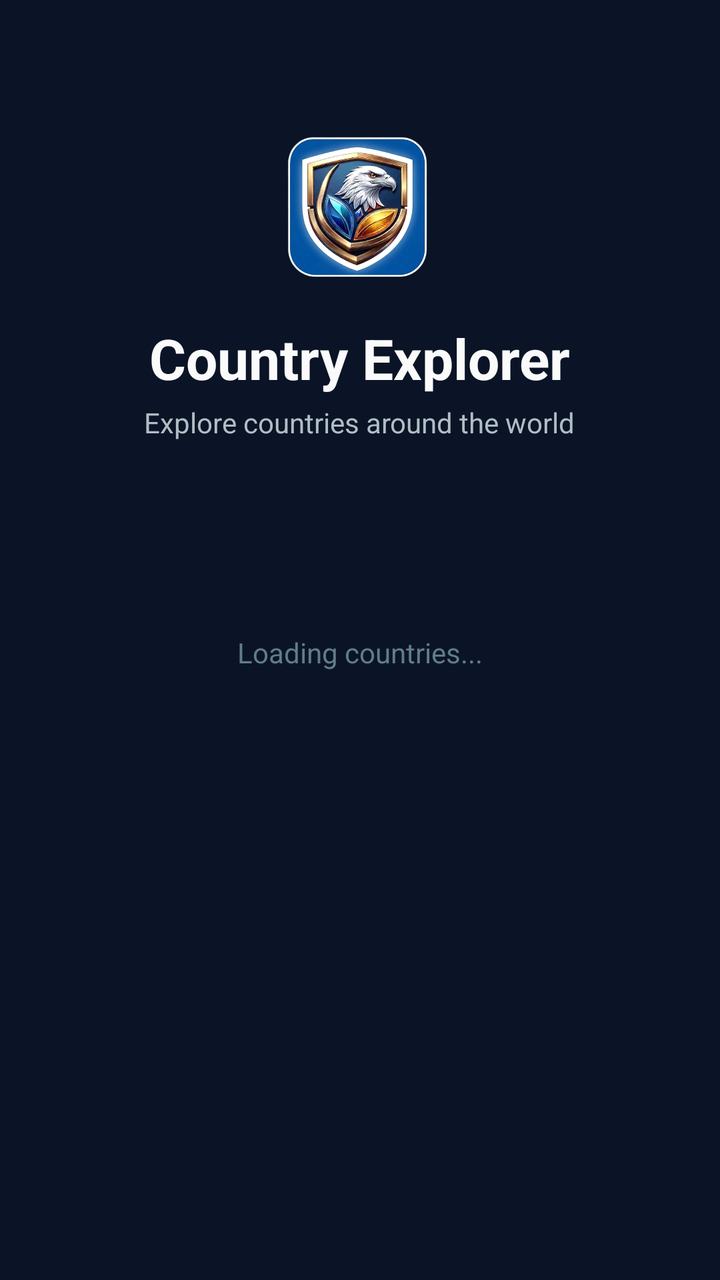
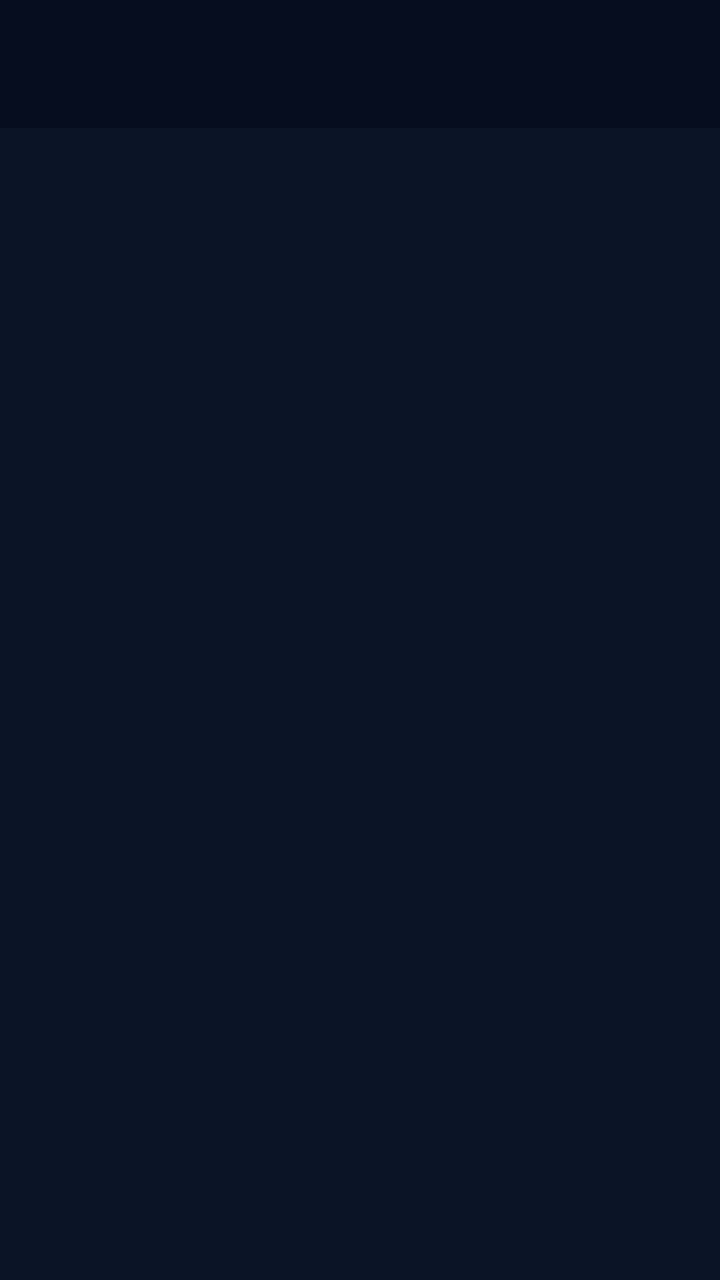

Compare the two renders of this Android layout. The source of the first and the diff that turns it into the second are given below.
<!-- AndroidManifest.xml: application theme Theme.Countries -->
<!-- res/layout/activity_main.xml -->
<?xml version="1.0" encoding="utf-8"?>
<ScrollView xmlns:android="http://schemas.android.com/apk/res/android"
    xmlns:app="http://schemas.android.com/apk/res-auto"
    xmlns:tools="http://schemas.android.com/tools"
    android:id="@+id/main"
    android:layout_width="match_parent"
    android:layout_height="match_parent"
    android:background="@color/primary_dark_navy"
    android:fillViewport="true"
    android:overScrollMode="never"
    tools:context=".MainActivity">

    <LinearLayout
        android:layout_width="match_parent"
        android:layout_height="wrap_content"
        android:orientation="vertical"
        android:paddingHorizontal="16dp">

        
        <LinearLayout
            android:id="@+id/loadingContainer"
            android:layout_width="match_parent"
            android:layout_height="wrap_content"
            android:gravity="center"
            android:minHeight="400dp"
            android:orientation="vertical"
            android:visibility="visible">

            <ImageView
                android:id="@+id/appLogo"
                android:layout_width="80dp"
                android:layout_height="80dp"
                android:layout_marginBottom="16dp"
                android:contentDescription="@string/app_name"
                android:scaleType="fitCenter"
                android:src="@drawable/ic_app_icon" />

            <TextView
                android:id="@+id/appTitle"
                android:layout_width="wrap_content"
                android:layout_height="wrap_content"
                android:layout_marginBottom="4dp"
                android:text="@string/app_name"
                android:textColor="@color/text_white"
                android:textSize="28sp"
                android:textStyle="bold" />

            <TextView
                android:id="@+id/appSubtitle"
                android:layout_width="wrap_content"
                android:layout_height="wrap_content"
                android:layout_marginBottom="32dp"
                android:text="Explore countries around the world"
                android:textColor="@color/text_light_gray"
                android:textSize="14sp" />

            <ProgressBar
                android:id="@+id/progressBar"
                android:layout_width="48dp"
                android:layout_height="48dp"
                android:indeterminateTint="@color/accent_red" />

            <TextView
                android:id="@+id/loadingText"
                android:layout_width="wrap_content"
                android:layout_height="wrap_content"
                android:layout_marginTop="16dp"
                android:text="Loading countries..."
                android:textColor="@color/text_muted"
                android:textSize="14sp" />
        </LinearLayout>

        
        <LinearLayout
            android:id="@+id/errorContainer"
            android:layout_width="match_parent"
            android:layout_height="wrap_content"
            android:gravity="center"
            android:minHeight="400dp"
            android:orientation="vertical"
            android:visibility="gone">

            <ImageView
                android:id="@+id/errorIcon"
                android:layout_width="72dp"
                android:layout_height="72dp"
                android:layout_marginBottom="16dp"
                android:contentDescription="Error"
                android:src="@drawable/ic_error" />

            <TextView
                android:id="@+id/errorText"
                android:layout_width="wrap_content"
                android:layout_height="wrap_content"
                android:layout_marginBottom="24dp"
                android:gravity="center"
                android:text="Something went wrong"
                android:textColor="@color/text_light_gray"
                android:textSize="16sp" />

            <Button
                android:id="@+id/retryButton"
                android:layout_width="wrap_content"
                android:layout_height="48dp"
                android:background="@drawable/bg_retry_button"
                android:paddingHorizontal="32dp"
                android:text="Retry"
                android:textColor="@color/white"
                android:textSize="15sp"
                android:textStyle="bold" />
        </LinearLayout>

        
        <LinearLayout
            android:id="@+id/appHeader"
            android:layout_width="match_parent"
            android:layout_height="wrap_content"
            android:orientation="horizontal"
            android:gravity="center_vertical"
            android:layout_marginTop="16dp"
            android:layout_marginBottom="12dp"
            android:visibility="gone"
            android:paddingTop="8dp">

            <ImageView
                android:layout_width="36dp"
                android:layout_height="36dp"
                android:layout_marginEnd="10dp"
                android:contentDescription="@string/app_name"
                android:scaleType="fitCenter"
                android:src="@drawable/ic_app_icon" />

            <TextView
                android:layout_width="0dp"
                android:layout_height="wrap_content"
                android:layout_weight="1"
                android:text="@string/app_name"
                android:textColor="@color/text_white"
                android:textSize="20sp"
                android:textStyle="bold" />

            <ImageView
                android:id="@+id/refreshButton"
                android:layout_width="40dp"
                android:layout_height="40dp"
                android:layout_marginStart="8dp"
                android:background="?attr/selectableItemBackgroundBorderless"
                android:contentDescription="Refresh"
                android:padding="8dp"
                android:src="@drawable/ic_refresh"
                android:visibility="gone" />
        </LinearLayout>

        
        <LinearLayout
            android:id="@+id/searchContainer"
            android:layout_width="match_parent"
            android:layout_height="wrap_content"
            android:layout_marginBottom="8dp"
            android:orientation="horizontal"
            android:gravity="center_vertical"
            android:visibility="gone">

            <LinearLayout
                android:layout_width="0dp"
                android:layout_height="48dp"
                android:layout_weight="1"
                android:background="@drawable/bg_search"
                android:gravity="center_vertical"
                android:orientation="horizontal"
                android:paddingHorizontal="12dp">

                <ImageView
                    android:layout_width="20dp"
                    android:layout_height="20dp"
                    android:layout_marginEnd="8dp"
                    android:contentDescription="Search"
                    android:src="@drawable/ic_search" />

                <EditText
                    android:id="@+id/searchEditText"
                    android:layout_width="0dp"
                    android:layout_height="match_parent"
                    android:layout_weight="1"
                    android:background="@android:color/transparent"
                    android:hint="Search countries..."
                    android:imeOptions="actionSearch"
                    android:inputType="text"
                    android:maxLines="1"
                    android:textColor="@color/text_white"
                    android:textColorHint="@color/text_muted"
                    android:textSize="15sp" />

                <ImageView
                    android:id="@+id/clearSearchButton"
                    android:layout_width="24dp"
                    android:layout_height="24dp"
                    android:layout_marginStart="4dp"
                    android:background="?attr/selectableItemBackgroundBorderless"
                    android:contentDescription="Clear search"
                    android:padding="2dp"
                    android:src="@drawable/ic_close"
                    android:visibility="gone" />
            </LinearLayout>
        </LinearLayout>

        
        <TextView
            android:id="@+id/countryCountText"
            android:layout_width="wrap_content"
            android:layout_height="wrap_content"
            android:layout_marginBottom="8dp"
            android:layout_marginTop="4dp"
            android:textColor="@color/text_muted"
            android:textSize="12sp"
            android:visibility="gone" />

        
        <androidx.recyclerview.widget.RecyclerView
            android:id="@+id/recyclerView"
            android:layout_width="match_parent"
            android:layout_height="wrap_content"
            android:clipToPadding="false"
            android:nestedScrollingEnabled="false"
            android:overScrollMode="never"
            android:paddingBottom="24dp"
            android:visibility="gone" />

    </LinearLayout>
</ScrollView>
<!-- resources referenced by this layout -->
<resources>
  <color name="accent_red">#FFE63946</color>
  <color name="text_light_gray">#FFB0BEC5</color>
  <color name="text_muted">#FF607D8B</color>
  <color name="text_white">#FFFAFAFA</color>
  <color name="white">#FFFFFFFF</color>
  <!-- drawable bg_retry_button (drawable) -->
  <shape xmlns:android="http://schemas.android.com/apk/res/android"
      android:shape="rectangle">
      <solid android:color="@color/accent_red" />
      <corners android:radius="24dp" />
  </shape>
  <!-- drawable bg_search (drawable) -->
  <shape xmlns:android="http://schemas.android.com/apk/res/android"
      android:shape="rectangle">
      <solid android:color="@color/search_background" />
      <corners android:radius="28dp" />
  </shape>
  <!-- drawable ic_close (drawable) -->
  <vector xmlns:android="http://schemas.android.com/apk/res/android"
      android:width="24dp"
      android:height="24dp"
      android:viewportWidth="24"
      android:viewportHeight="24"
      android:tint="@color/text_light_gray">
      <path
          android:fillColor="#FFFFFFFF"
          android:pathData="M19,6.41L17.59,5 12,10.59 6.41,5 5,6.41 10.59,12 5,17.59 6.41,19 12,13.41 17.59,19 19,17.59 13.41,12z" />
  </vector>
  <!-- drawable ic_error (drawable) -->
  <vector xmlns:android="http://schemas.android.com/apk/res/android"
      android:width="24dp"
      android:height="24dp"
      android:viewportWidth="24"
      android:viewportHeight="24"
      android:tint="@color/text_muted">
      <path
          android:fillColor="#FF607D8B"
          android:pathData="M12,2C6.48,2 2,6.48 2,12s4.48,10 10,10 10,-4.48 10,-10S17.52,2 12,2zM13,17h-2v-2h2v2zM13,13h-2V7h2v6z" />
  </vector>
  <!-- drawable ic_refresh (drawable) -->
  <vector xmlns:android="http://schemas.android.com/apk/res/android"
      android:width="24dp"
      android:height="24dp"
      android:viewportWidth="24"
      android:viewportHeight="24"
      android:tint="@color/text_light_gray">
      <path
          android:fillColor="#FFFFFFFF"
          android:pathData="M17.65,6.35C16.2,4.9 14.21,4 12,4c-4.42,0 -7.99,3.58 -7.99,8s3.57,8 7.99,8c3.73,0 6.84,-2.55 7.73,-6h-2.08c-0.82,2.33 -3.04,4 -5.65,4 -3.31,0 -6,-2.69 -6,-6s2.69,-6 6,-6c1.66,0 3.14,0.69 4.22,1.78L13,11h7V4l-2.35,2.35z" />
  </vector>
  <!-- drawable ic_search (drawable) -->
  <vector xmlns:android="http://schemas.android.com/apk/res/android"
      android:width="24dp"
      android:height="24dp"
      android:viewportWidth="24"
      android:viewportHeight="24"
      android:tint="@color/text_light_gray">
      <path
          android:fillColor="#FFFFFFFF"
          android:pathData="M15.5,14h-0.79l-0.28,-0.27C15.41,12.59 16,11.11 16,9.5 16,5.91 13.09,3 9.5,3S3,5.91 3,9.5 5.91,16 9.5,16c1.61,0 3.09,-0.59 4.23,-1.57l0.27,0.28v0.79l5,4.99L20.49,19l-4.99,-5zM9.5,14C7.01,14 5,11.99 5,9.5S7.01,5 9.5,5 14,7.01 14,9.5 11.99,14 9.5,14z" />
  </vector>
  <string name="app_name">Country Explorer</string>
  <color name="search_background">#FF162544</color>
  <style name="Base.Theme.Countries" parent="Theme.Material3.DayNight.NoActionBar">
          <item name="colorPrimary">@color/accent_red</item>
          <item name="colorPrimaryVariant">@color/accent_red</item>
          <item name="colorSecondary">@color/accent_yellow</item>
          <item name="colorOnPrimary">@color/white</item>
          <item name="colorOnSecondary">@color/primary_dark_navy</item>
          <item name="android:colorBackground">@color/primary_dark_navy</item>
          <item name="colorSurface">@color/secondary_dark_navy</item>
          <item name="colorOnSurface">@color/text_white</item>
          <item name="android:statusBarColor">@color/status_bar_color</item>
          <item name="android:navigationBarColor">@color/primary_dark_navy</item>
          <item name="android:windowBackground">@color/primary_dark_navy</item>
          <item name="android:textColorPrimary">@color/text_white</item>
          <item name="android:textColorSecondary">@color/text_light_gray</item>
      </style>
  <color name="accent_yellow">#FFFFD166</color>
  <color name="status_bar_color">#FF060D1F</color>
  <!-- unchanged entries left out for length: 4 -->
</resources>

<!-- the commit's change to res/layout/activity_main.xml (unified diff, before → after) -->
@@ -1,230 +1,76 @@
 <?xml version="1.0" encoding="utf-8"?>
-<ScrollView xmlns:android="http://schemas.android.com/apk/res/android"
+<androidx.drawerlayout.widget.DrawerLayout xmlns:android="http://schemas.android.com/apk/res/android"
     xmlns:app="http://schemas.android.com/apk/res-auto"
     xmlns:tools="http://schemas.android.com/tools"
-    android:id="@+id/main"
+    android:id="@+id/drawerLayout"
     android:layout_width="match_parent"
     android:layout_height="match_parent"
     android:background="@color/primary_dark_navy"
-    android:fillViewport="true"
-    android:overScrollMode="never"
     tools:context=".MainActivity">
 
     <LinearLayout
         android:layout_width="match_parent"
-        android:layout_height="wrap_content"
-        android:orientation="vertical"
-        android:paddingHorizontal="16dp">
+        android:layout_height="match_parent"
+        android:orientation="vertical">
 
-        
-        <LinearLayout
-            android:id="@+id/loadingContainer"
+        <androidx.appcompat.widget.Toolbar
+            android:id="@+id/toolbar"
             android:layout_width="match_parent"
-            android:layout_height="wrap_content"
-            android:gravity="center"
-            android:minHeight="400dp"
-            android:orientation="vertical"
-            android:visibility="visible">
+            android:layout_height="?attr/actionBarSize"
+            android:background="@color/status_bar_color"
+            android:elevation="4dp"
+            app:titleTextColor="@color/text_white" />
 
-            <ImageView
-                android:id="@+id/appLogo"
-                android:layout_width="80dp"
-                android:layout_height="80dp"
-                android:layout_marginBottom="16dp"
-                android:contentDescription="@string/app_name"
-                android:scaleType="fitCenter"
-                android:src="@drawable/ic_app_icon" />
-
-            <TextView
-                android:id="@+id/appTitle"
-                android:layout_width="wrap_content"
-                android:layout_height="wrap_content"
-                android:layout_marginBottom="4dp"
-                android:text="@string/app_name"
-                android:textColor="@color/text_white"
-                android:textSize="28sp"
-                android:textStyle="bold" />
-
-            <TextView
-                android:id="@+id/appSubtitle"
-                android:layout_width="wrap_content"
-                android:layout_height="wrap_content"
-                android:layout_marginBottom="32dp"
-                android:text="Explore countries around the world"
-                android:textColor="@color/text_light_gray"
-                android:textSize="14sp" />
-
-            <ProgressBar
-                android:id="@+id/progressBar"
-                android:layout_width="48dp"
-                android:layout_height="48dp"
-                android:indeterminateTint="@color/accent_red" />
-
-            <TextView
-                android:id="@+id/loadingText"
-                android:layout_width="wrap_content"
-                android:layout_height="wrap_content"
-                android:layout_marginTop="16dp"
-                android:text="Loading countries..."
-                android:textColor="@color/text_muted"
-                android:textSize="14sp" />
-        </LinearLayout>
-
-        
-        <LinearLayout
-            android:id="@+id/errorContainer"
+        <FrameLayout
+            android:id="@+id/fragmentContainer"
             android:layout_width="match_parent"
-            android:layout_height="wrap_content"
-            android:gravity="center"
-            android:minHeight="400dp"
-            android:orientation="vertical"
-            android:visibility="gone">
-
-            <ImageView
-                android:id="@+id/errorIcon"
-                android:layout_width="72dp"
-                android:layout_height="72dp"
-                android:layout_marginBottom="16dp"
-                android:contentDescription="Error"
-                android:src="@drawable/ic_error" />
-
-            <TextView
-                android:id="@+id/errorText"
-                android:layout_width="wrap_content"
-                android:layout_height="wrap_content"
-                android:layout_marginBottom="24dp"
-                android:gravity="center"
-                android:text="Something went wrong"
-                android:textColor="@color/text_light_gray"
-                android:textSize="16sp" />
-
-            <Button
-                android:id="@+id/retryButton"
-                android:layout_width="wrap_content"
-                android:layout_height="48dp"
-                android:background="@drawable/bg_retry_button"
-                android:paddingHorizontal="32dp"
-                android:text="Retry"
-                android:textColor="@color/white"
-                android:textSize="15sp"
-                android:textStyle="bold" />
-        </LinearLayout>
-
-        
-        <LinearLayout
-            android:id="@+id/appHeader"
-            android:layout_width="match_parent"
-            android:layout_height="wrap_content"
-            android:orientation="horizontal"
-            android:gravity="center_vertical"
-            android:layout_marginTop="16dp"
-            android:layout_marginBottom="12dp"
-            android:visibility="gone"
-            android:paddingTop="8dp">
-
-            <ImageView
-                android:layout_width="36dp"
-                android:layout_height="36dp"
-                android:layout_marginEnd="10dp"
-                android:contentDescription="@string/app_name"
-                android:scaleType="fitCenter"
-                android:src="@drawable/ic_app_icon" />
-
-            <TextView
-                android:layout_width="0dp"
-                android:layout_height="wrap_content"
-                android:layout_weight="1"
-                android:text="@string/app_name"
-                android:textColor="@color/text_white"
-                android:textSize="20sp"
-                android:textStyle="bold" />
-
-            <ImageView
-                android:id="@+id/refreshButton"
-                android:layout_width="40dp"
-                android:layout_height="40dp"
-                android:layout_marginStart="8dp"
-                android:background="?attr/selectableItemBackgroundBorderless"
-                android:contentDescription="Refresh"
-                android:padding="8dp"
-                android:src="@drawable/ic_refresh"
-                android:visibility="gone" />
-        </LinearLayout>
-
-        
-        <LinearLayout
-            android:id="@+id/searchContainer"
-            android:layout_width="match_parent"
-            android:layout_height="wrap_content"
-            android:layout_marginBottom="8dp"
-            android:orientation="horizontal"
-            android:gravity="center_vertical"
-            android:visibility="gone">
-
-            <LinearLayout
-                android:layout_width="0dp"
-                android:layout_height="48dp"
-                android:layout_weight="1"
-                android:background="@drawable/bg_search"
-                android:gravity="center_vertical"
-                android:orientation="horizontal"
-                android:paddingHorizontal="12dp">
-
-                <ImageView
-                    android:layout_width="20dp"
-                    android:layout_height="20dp"
-                    android:layout_marginEnd="8dp"
-                    android:contentDescription="Search"
-                    android:src="@drawable/ic_search" />
-
-                <EditText
-                    android:id="@+id/searchEditText"
-                    android:layout_width="0dp"
-                    android:layout_height="match_parent"
-                    android:layout_weight="1"
-                    android:background="@android:color/transparent"
-                    android:hint="Search countries..."
-                    android:imeOptions="actionSearch"
-                    android:inputType="text"
-                    android:maxLines="1"
-                    android:textColor="@color/text_white"
-                    android:textColorHint="@color/text_muted"
-                    android:textSize="15sp" />
-
-                <ImageView
-                    android:id="@+id/clearSearchButton"
-                    android:layout_width="24dp"
-                    android:layout_height="24dp"
-                    android:layout_marginStart="4dp"
-                    android:background="?attr/selectableItemBackgroundBorderless"
-                    android:contentDescription="Clear search"
-                    android:padding="2dp"
-                    android:src="@drawable/ic_close"
-                    android:visibility="gone" />
-            </LinearLayout>
-        </LinearLayout>
-
-        
-        <TextView
-            android:id="@+id/countryCountText"
-            android:layout_width="wrap_content"
-            android:layout_height="wrap_content"
-            android:layout_marginBottom="8dp"
-            android:layout_marginTop="4dp"
-            android:textColor="@color/text_muted"
-            android:textSize="12sp"
-            android:visibility="gone" />
-
-        
-        <androidx.recyclerview.widget.RecyclerView
-            android:id="@+id/recyclerView"
-            android:layout_width="match_parent"
-            android:layout_height="wrap_content"
-            android:clipToPadding="false"
-            android:nestedScrollingEnabled="false"
-            android:overScrollMode="never"
-            android:paddingBottom="24dp"
-            android:visibility="gone" />
+            android:layout_height="match_parent" />
 
     </LinearLayout>
-</ScrollView>
+
+    <com.google.android.material.navigation.NavigationView
+        android:id="@+id/navigationView"
+        android:layout_width="280dp"
+        android:layout_height="match_parent"
+        android:layout_gravity="start"
+        android:background="@color/primary_dark_navy"
+        app:headerLayout="@layout/drawer_header"
+        app:menu="@menu/drawer_menu" />
+
+</androidx.drawerlayout.widget.DrawerLayout>
+<!-- res/layout/drawer_header.xml (included above) -->
+<?xml version="1.0" encoding="utf-8"?>
+<LinearLayout xmlns:android="http://schemas.android.com/apk/res/android"
+    android:layout_width="match_parent"
+    android:layout_height="180dp"
+    android:background="@color/drawer_header_bg"
+    android:gravity="bottom"
+    android:orientation="vertical"
+    android:paddingHorizontal="16dp"
+    android:paddingBottom="16dp">
+
+    <ImageView
+        android:layout_width="64dp"
+        android:layout_height="64dp"
+        android:layout_marginBottom="8dp"
+        android:scaleType="fitCenter"
+        android:src="@drawable/ic_app_icon"
+        android:contentDescription="@string/app_name" />
+
+    <TextView
+        android:layout_width="wrap_content"
+        android:layout_height="wrap_content"
+        android:text="Country Explorer"
+        android:textColor="@color/text_white"
+        android:textSize="20sp"
+        android:textStyle="bold" />
+
+    <TextView
+        android:layout_width="wrap_content"
+        android:layout_height="wrap_content"
+        android:layout_marginTop="2dp"
+        android:text="Explore the world"
+        android:textColor="@color/text_muted"
+        android:textSize="13sp" />
+
+</LinearLayout>
<!-- resource entries referenced after the edit -->
@@ -1,68 +1,12 @@
 <!-- resources referenced by this layout -->
 <resources>
+  <color name="drawer_header_bg">#FF0D1B33</color>
   <color name="accent_red">#FFE63946</color>
   <color name="text_light_gray">#FFB0BEC5</color>
   <color name="text_muted">#FF607D8B</color>
   <color name="text_white">#FFFAFAFA</color>
   <color name="white">#FFFFFFFF</color>
-  <!-- drawable bg_retry_button (drawable) -->
-  <shape xmlns:android="http://schemas.android.com/apk/res/android"
-      android:shape="rectangle">
-      <solid android:color="@color/accent_red" />
-      <corners android:radius="24dp" />
-  </shape>
-  <!-- drawable bg_search (drawable) -->
-  <shape xmlns:android="http://schemas.android.com/apk/res/android"
-      android:shape="rectangle">
-      <solid android:color="@color/search_background" />
-      <corners android:radius="28dp" />
-  </shape>
-  <!-- drawable ic_close (drawable) -->
-  <vector xmlns:android="http://schemas.android.com/apk/res/android"
-      android:width="24dp"
-      android:height="24dp"
-      android:viewportWidth="24"
-      android:viewportHeight="24"
-      android:tint="@color/text_light_gray">
-      <path
-          android:fillColor="#FFFFFFFF"
-          android:pathData="M19,6.41L17.59,5 12,10.59 6.41,5 5,6.41 10.59,12 5,17.59 6.41,19 12,13.41 17.59,19 19,17.59 13.41,12z" />
-  </vector>
-  <!-- drawable ic_error (drawable) -->
-  <vector xmlns:android="http://schemas.android.com/apk/res/android"
-      android:width="24dp"
-      android:height="24dp"
-      android:viewportWidth="24"
-      android:viewportHeight="24"
-      android:tint="@color/text_muted">
-      <path
-          android:fillColor="#FF607D8B"
-          android:pathData="M12,2C6.48,2 2,6.48 2,12s4.48,10 10,10 10,-4.48 10,-10S17.52,2 12,2zM13,17h-2v-2h2v2zM13,13h-2V7h2v6z" />
-  </vector>
-  <!-- drawable ic_refresh (drawable) -->
-  <vector xmlns:android="http://schemas.android.com/apk/res/android"
-      android:width="24dp"
-      android:height="24dp"
-      android:viewportWidth="24"
-      android:viewportHeight="24"
-      android:tint="@color/text_light_gray">
-      <path
-          android:fillColor="#FFFFFFFF"
-          android:pathData="M17.65,6.35C16.2,4.9 14.21,4 12,4c-4.42,0 -7.99,3.58 -7.99,8s3.57,8 7.99,8c3.73,0 6.84,-2.55 7.73,-6h-2.08c-0.82,2.33 -3.04,4 -5.65,4 -3.31,0 -6,-2.69 -6,-6s2.69,-6 6,-6c1.66,0 3.14,0.69 4.22,1.78L13,11h7V4l-2.35,2.35z" />
-  </vector>
-  <!-- drawable ic_search (drawable) -->
-  <vector xmlns:android="http://schemas.android.com/apk/res/android"
-      android:width="24dp"
-      android:height="24dp"
-      android:viewportWidth="24"
-      android:viewportHeight="24"
-      android:tint="@color/text_light_gray">
-      <path
-          android:fillColor="#FFFFFFFF"
-          android:pathData="M15.5,14h-0.79l-0.28,-0.27C15.41,12.59 16,11.11 16,9.5 16,5.91 13.09,3 9.5,3S3,5.91 3,9.5 5.91,16 9.5,16c1.61,0 3.09,-0.59 4.23,-1.57l0.27,0.28v0.79l5,4.99L20.49,19l-4.99,-5zM9.5,14C7.01,14 5,11.99 5,9.5S7.01,5 9.5,5 14,7.01 14,9.5 11.99,14 9.5,14z" />
-  </vector>
   <string name="app_name">Country Explorer</string>
-  <color name="search_background">#FF162544</color>
   <style name="Base.Theme.Countries" parent="Theme.Material3.DayNight.NoActionBar">
           <item name="colorPrimary">@color/accent_red</item>
           <item name="colorPrimaryVariant">@color/accent_red</item>
@@ -77,6 +21,8 @@
           <item name="android:windowBackground">@color/primary_dark_navy</item>
           <item name="android:textColorPrimary">@color/text_white</item>
           <item name="android:textColorSecondary">@color/text_light_gray</item>
+          <item name="windowActionBar">false</item>
+          <item name="windowNoTitle">true</item>
       </style>
   <color name="accent_yellow">#FFFFD166</color>
   <color name="status_bar_color">#FF060D1F</color>
